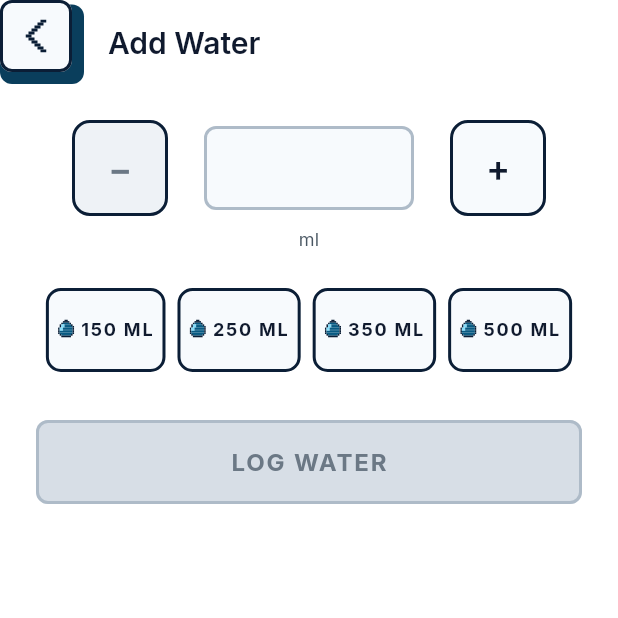
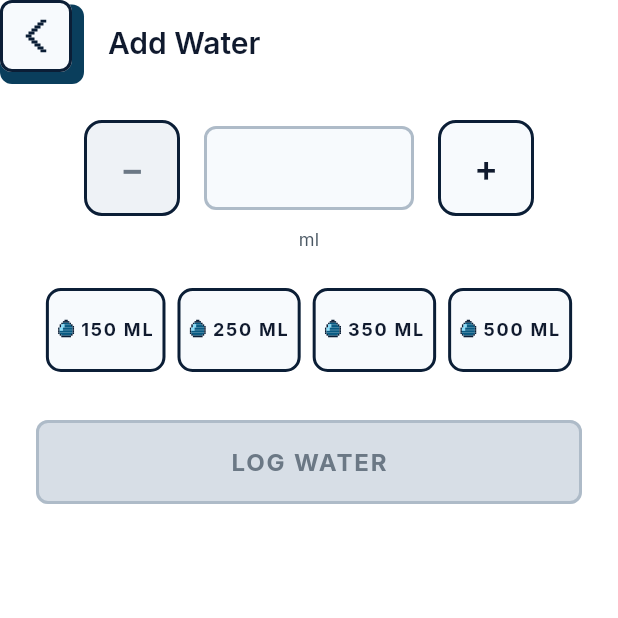
Before and after one commit to LeojAngelico/FLOW-, a Flutter app: the AddWaterPage screen opened by its route, on a phone screen of 412 x 824 dp, the top half of it. Run offline on Flutter 3.47's test engine with Material 3 defaults, Android fonts, the light colour scheme and no system bars; our stand-ins replace drift, flutter_riverpod, flutter_svg, go_router, riverpod_annotation, shared_preferences; accounts and stored records are empty; generated files the repository leaves out were written again.

Commit message:
Fix AddWaterPage's 4dp RenderFlex overflow at the 360dp reference viewport
The stepper/field/stepper Row measured 316dp (64 + 24 + 140 + 24 + 64)
against 312dp of available width (360 - 2*24dp page padding) --
surfaced by add_water_page_test.dart, the first widget test for this
page.

Narrowed both gaps around the numeric field from FlowSpacing.lg (24)
to FlowSpacing.md (16), keeping them symmetric and still on the
spacing scale, rather than shrinking the 64dp stepper touch targets or
the field's own width. New row width: 300dp.

Removed the test's 400dp viewport workaround now that the page fits
the real 360dp reference viewport it's meant to run at.

flutter analyze clean; flutter test 265/265 passing.

```diff
--- a/lib/features/hydration/presentation/add_water/add_water_page.dart
+++ b/lib/features/hydration/presentation/add_water/add_water_page.dart
@@ -186,7 +186,7 @@ class _AddWaterPageState extends ConsumerState<AddWaterPage> {
                       onStep: () =>
                           ref.read(addWaterProvider.notifier).decrement(),
                     ),
-                    const SizedBox(width: FlowSpacing.lg),
+                    const SizedBox(width: FlowSpacing.md),
                     SizedBox(
                       width: 140,
                       child: FlowTextField(
@@ -202,7 +202,7 @@ class _AddWaterPageState extends ConsumerState<AddWaterPage> {
                         },
                       ),
                     ),
-                    const SizedBox(width: FlowSpacing.lg),
+                    const SizedBox(width: FlowSpacing.md),
                     StepperButton(
                       direction: StepDirection.increment,
                       enabled: state.amountMl < LogWater.maxAmountMl,
```
Also changed, not shown: 1 other file.
